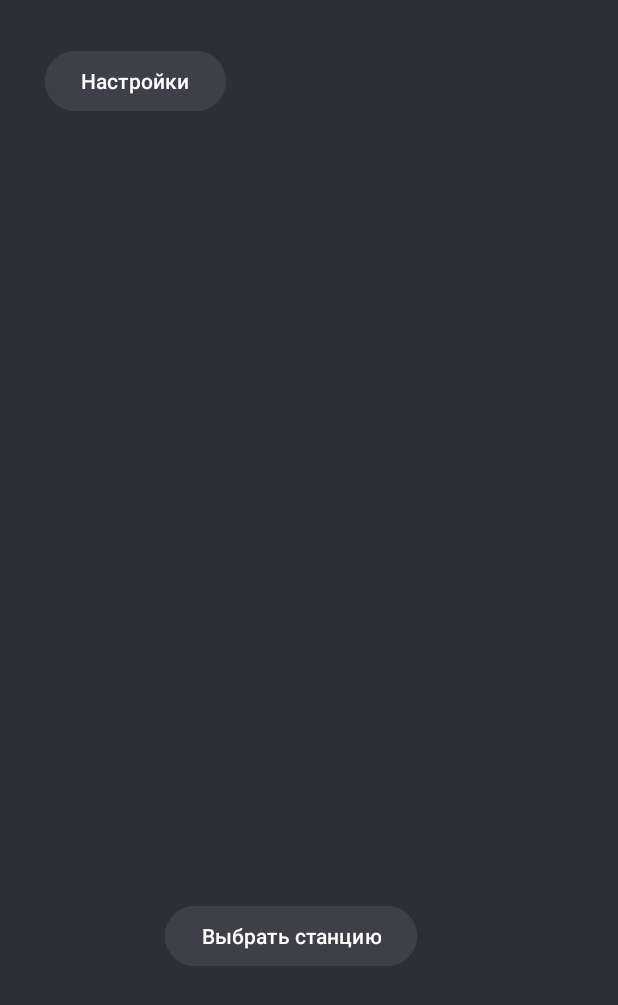
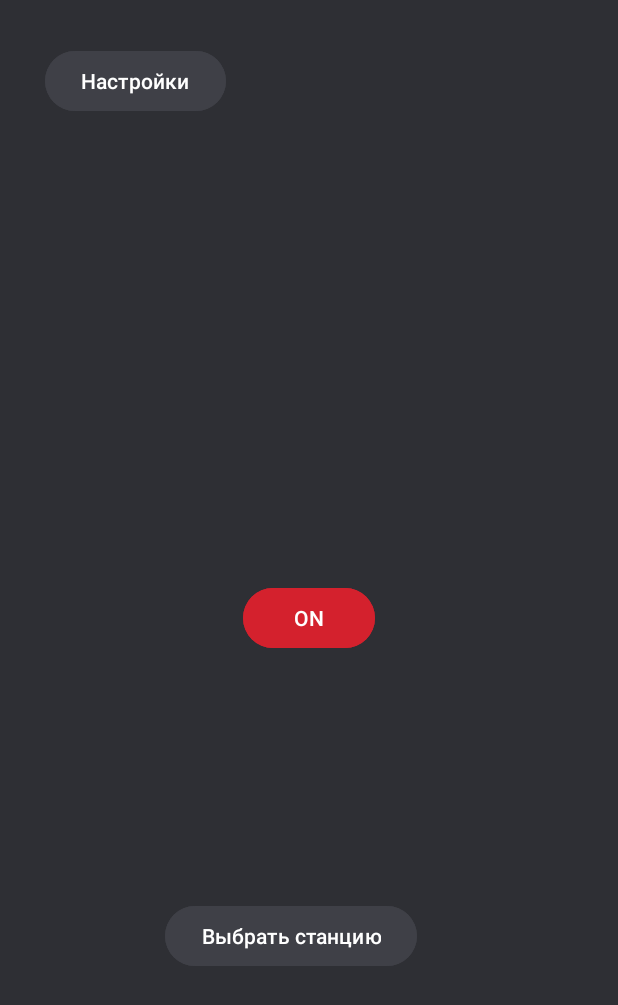
Before and after one commit to Shkityrk/MetroAlarm, an Android app: the screen it shows after launch (MainActivity), on a phone screen of 412 x 824 dp. Shown: the top 1005 px of the screen. Run offline under Robolectric (Android 15) with nearby library versions, the phone set to English and light mode, and no system bars.

Commit message:
added start/stop button

```diff
--- a/app/src/main/java/com/example/samsungschoolproject/fragment/MainMenuFragment.java
+++ b/app/src/main/java/com/example/samsungschoolproject/fragment/MainMenuFragment.java
@@ -13,6 +13,7 @@ import android.view.LayoutInflater;
 import android.view.View;
 import android.view.ViewGroup;
 import android.widget.Button;
+import android.widget.Toast;
 
 import com.example.samsungschoolproject.R;
 import com.example.samsungschoolproject.activity.SettingsMenuActivity;
@@ -32,6 +33,8 @@ public class MainMenuFragment extends Fragment {
 
         Button settingsButton = (Button) view.findViewById(R.id.settings_button);
         Button chooseStationButton = (Button) view.findViewById(R.id.choose_station_button) ;
+        Button start = (Button) view.findViewById(R.id.start_button);
+
         settingsButton.setOnClickListener(new View.OnClickListener() {
             @Override
             public void onClick(View v) {
@@ -52,6 +55,13 @@ public class MainMenuFragment extends Fragment {
             }
         });
 
+        start.setOnClickListener(new View.OnClickListener(){
+            @Override
+            public void onClick(View v) {
+                String name = getString(R.string.main_button_push);
+                Toast.makeText(v.getContext(), name, Toast.LENGTH_SHORT).show();
+            }
+        });
 
         return view;
     }
--- a/app/src/main/res/layout/fragment_main_menu.xml
+++ b/app/src/main/res/layout/fragment_main_menu.xml
@@ -24,4 +24,12 @@
         android:layout_marginLeft="110dp"
         android:text="@string/chose_stations_buttons" />
 
+    <Button
+        android:id="@+id/start_button"
+        android:layout_width="wrap_content"
+        android:layout_height="wrap_content"
+        android:backgroundTint="@color/startAlarmButtonColor"
+        android:text="@string/start"
+        android:layout_gravity="center" />
+
 </FrameLayout>
--- a/app/src/main/res/values/strings.xml
+++ b/app/src/main/res/values/strings.xml
@@ -8,4 +8,6 @@
     <string name="settings_button">Настройки</string>
     <string name="chose_stations_buttons">Выбрать станцию</string>
     <string name="back_to_main_menu">Назад</string>
+    <string name="start">ON</string>
+    <string name="main_button_push">start/stop button pushed</string>
 </resources>
--- a/app/src/main/res/xml/data_extraction_rules.xml
+++ b/app/src/main/res/xml/data_extraction_rules.xml
@@ -5,10 +5,7 @@
 -->
 <data-extraction-rules>
     <cloud-backup>
-        <!-- TODO: Use <include> and <exclude> to control what is backed up.
-        <include .../>
-        <exclude .../>
-        -->
+
     </cloud-backup>
     <!--
     <device-transfer>
```
